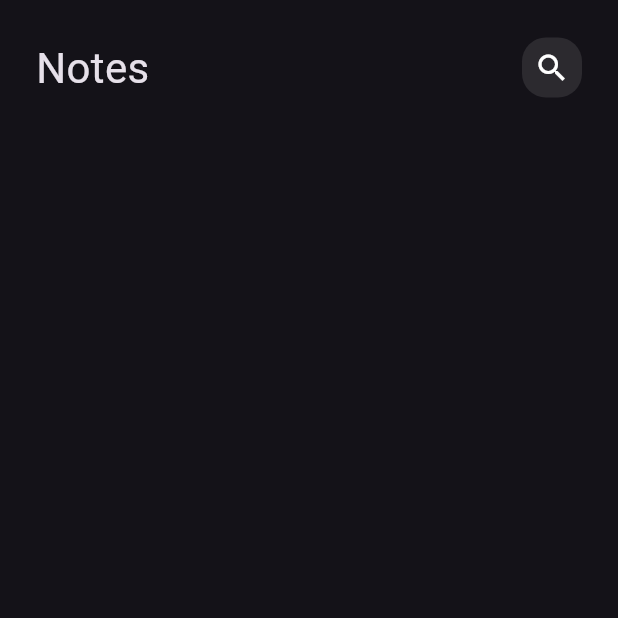
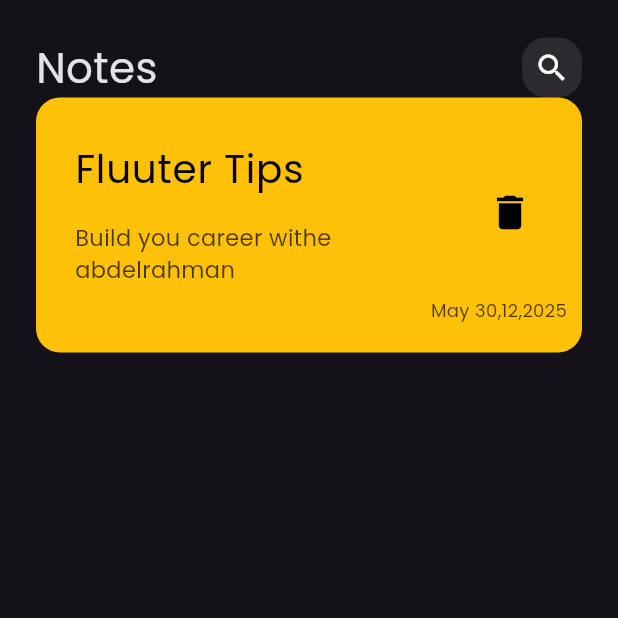
Before and after one commit to Abdelrahmanmagdy19/note_app, a Flutter app: the screen it shows after launch, on a phone screen of 412 x 824 dp, the top half of it. Run offline on Flutter 3.47's test engine with Material 3 defaults, Android fonts, the phone set to English and light mode, and no system bars.

Commit message:
create cutom ntoe icon

```diff
--- a/lib/main.dart
+++ b/lib/main.dart
@@ -13,6 +13,7 @@ class NotesApp extends StatelessWidget {
     return MaterialApp(
       theme: ThemeData(
         brightness: Brightness.dark,
+        fontFamily: 'Poppins-Regular',
       ),
       home: NotesView(),
     );
--- /dev/null
+++ b/lib/widgets/custom_note_item.dart
@@ -0,0 +1,63 @@
+import 'package:flutter/material.dart';
+
+class NoteItem extends StatelessWidget {
+  const NoteItem({super.key});
+
+  @override
+  Widget build(BuildContext context) {
+    return Container(
+      padding: EdgeInsets.only(
+        top: 20,
+        bottom: 20,
+        left: 10,
+      ),
+      decoration: BoxDecoration(
+        color: Colors.amber,
+        borderRadius: BorderRadius.circular(16),
+      ),
+      child: Column(
+        crossAxisAlignment: CrossAxisAlignment.end,
+        children: [
+          ListTile(
+            title: Text(
+              'Fluuter Tips',
+              style: TextStyle(
+                color: Colors.black,
+                fontSize: 26,
+              ),
+            ),
+            subtitle: Padding(
+              padding: const EdgeInsets.only(top: 16),
+              child: Text(
+                'Build you career withe abdelrahman',
+                style: TextStyle(
+                  color: Colors.black.withValues(alpha: 0.7),
+                  fontSize: 15,
+                ),
+              ),
+            ),
+            trailing: IconButton(
+              padding: EdgeInsets.zero,
+              onPressed: () {},
+              icon: Icon(
+                Icons.delete,
+                color: Colors.black,
+                size: 30,
+              ),
+            ),
+          ),
+          Padding(
+            padding: const EdgeInsets.only(right: 10),
+            child: Text(
+              'May 30,12,2025',
+              style: TextStyle(
+                color: Colors.black.withValues(alpha: 0.7),
+                fontSize: 12,
+              ),
+            ),
+          )
+        ],
+      ),
+    );
+  }
+}
--- a/lib/widgets/notes_view_body.dart
+++ b/lib/widgets/notes_view_body.dart
@@ -1,5 +1,6 @@
 import 'package:flutter/material.dart';
 import 'package:notes_app/widgets/custom_app_bar.dart';
+import 'package:notes_app/widgets/custom_note_item.dart';
 
 class NotesViewBody extends StatelessWidget {
   const NotesViewBody({super.key});
@@ -11,10 +12,9 @@ class NotesViewBody extends StatelessWidget {
         padding: const EdgeInsets.symmetric(horizontal: 24),
         child: Column(
           children: [
-            SizedBox(
-              height: 25,
-            ),
-            CustomAppBar()
+            const SizedBox(height: 25),
+            const CustomAppBar(),
+            NoteItem()
           ],
         ),
       ),
```
Also changed, not shown: pubspec.yaml (+5 -11 lines), assets/fonts/Poppins-Regular.ttf (added).
